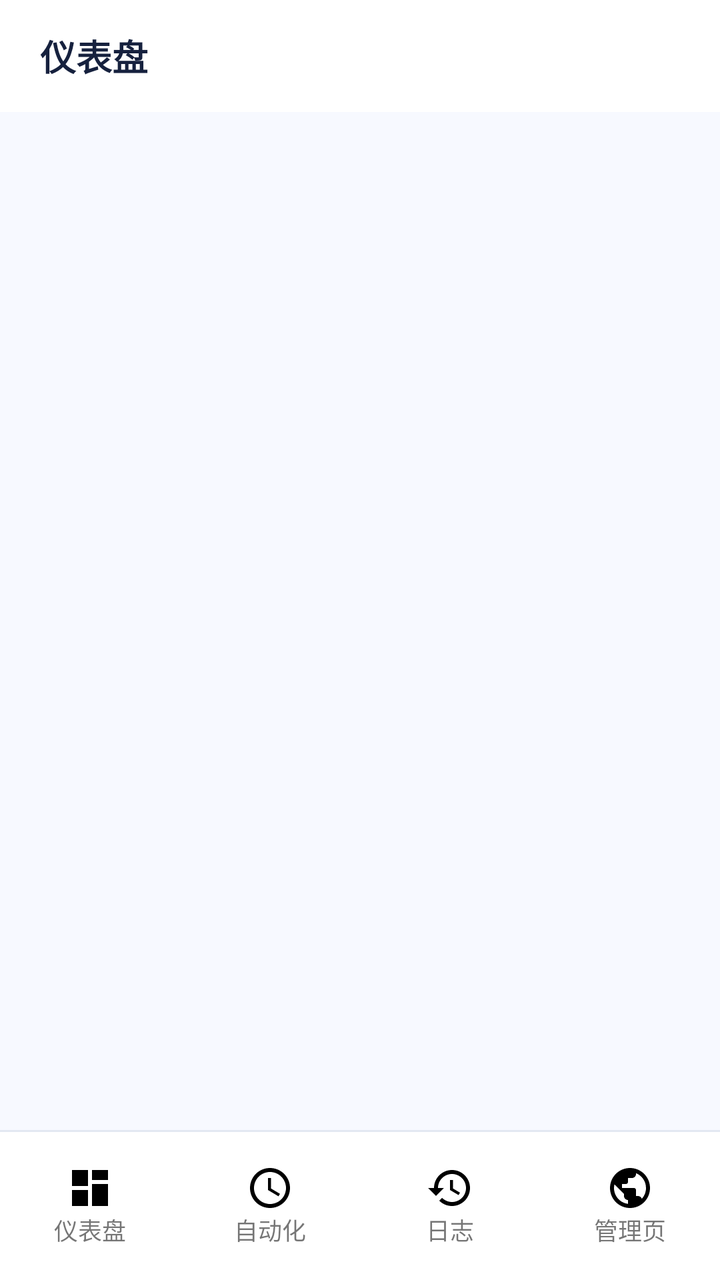
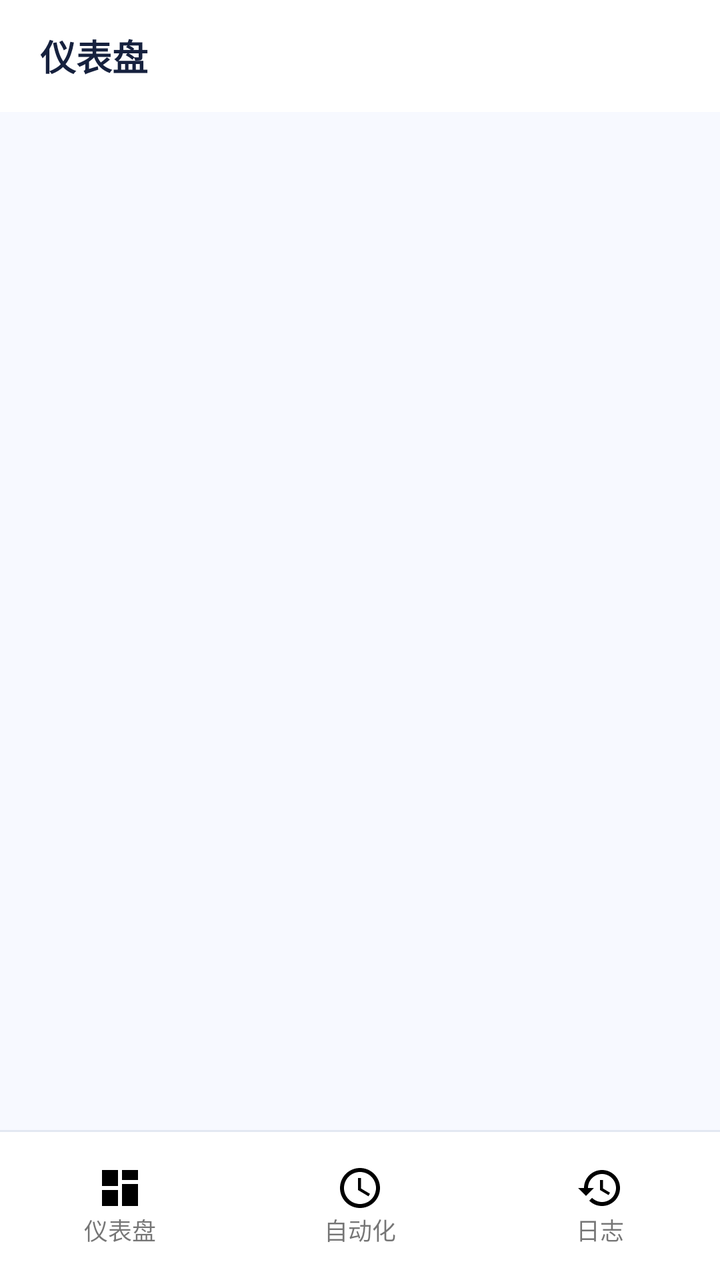

Screens rendered from an Android XML layout before and after an edit, with the pre-edit source and the edit as a unified diff.
<!-- AndroidManifest.xml: application theme AppTheme -->
<!-- res/layout/activity_main.xml -->
<?xml version="1.0" encoding="utf-8"?>
<LinearLayout xmlns:android="http://schemas.android.com/apk/res/android"
    android:id="@+id/root"
    android:layout_width="match_parent"
    android:layout_height="match_parent"
    android:background="@color/window_bg"
    android:orientation="vertical">

    <TextView
        android:id="@+id/toolbar_title"
        android:layout_width="match_parent"
        android:layout_height="wrap_content"
        android:minHeight="56dp"
        android:background="@color/card_bg"
        android:gravity="center_vertical"
        android:paddingStart="20dp"
        android:paddingEnd="20dp"
        android:text="@string/title_dashboard"
        android:textColor="@color/text_primary"
        android:textSize="18sp"
        android:textStyle="bold" />

    <FrameLayout
        android:id="@+id/container"
        android:layout_width="match_parent"
        android:layout_height="0dp"
        android:layout_weight="1" />

    <View
        android:layout_width="match_parent"
        android:layout_height="1dp"
        android:background="@color/divider" />

    <LinearLayout
        android:id="@+id/bottom_nav"
        android:layout_width="match_parent"
        android:layout_height="wrap_content"
        android:background="@color/card_bg"
        android:orientation="horizontal"
        android:paddingTop="6dp"
        android:paddingBottom="6dp">

        <LinearLayout
            android:id="@+id/tab_dashboard"
            android:layout_width="0dp"
            android:layout_height="62dp"
            android:layout_weight="1"
            android:background="?android:attr/selectableItemBackground"
            android:clickable="true"
            android:gravity="center"
            android:orientation="vertical">

            <ImageView
                android:id="@+id/iv_dashboard"
                android:layout_width="24dp"
                android:layout_height="24dp"
                android:src="@drawable/ic_dashboard" />

            <TextView
                android:id="@+id/tv_dashboard"
                android:layout_width="wrap_content"
                android:layout_height="wrap_content"
                android:text="@string/nav_dashboard"
                android:textSize="12sp" />
        </LinearLayout>

        <LinearLayout
            android:id="@+id/tab_automation"
            android:layout_width="0dp"
            android:layout_height="62dp"
            android:layout_weight="1"
            android:background="?android:attr/selectableItemBackground"
            android:clickable="true"
            android:gravity="center"
            android:orientation="vertical">

            <ImageView
                android:id="@+id/iv_automation"
                android:layout_width="24dp"
                android:layout_height="24dp"
                android:src="@drawable/ic_schedule" />

            <TextView
                android:id="@+id/tv_automation"
                android:layout_width="wrap_content"
                android:layout_height="wrap_content"
                android:text="@string/nav_automation"
                android:textSize="12sp" />
        </LinearLayout>

        <LinearLayout
            android:id="@+id/tab_logs"
            android:layout_width="0dp"
            android:layout_height="62dp"
            android:layout_weight="1"
            android:background="?android:attr/selectableItemBackground"
            android:clickable="true"
            android:gravity="center"
            android:orientation="vertical">

            <ImageView
                android:id="@+id/iv_logs"
                android:layout_width="24dp"
                android:layout_height="24dp"
                android:src="@drawable/ic_history" />

            <TextView
                android:id="@+id/tv_logs"
                android:layout_width="wrap_content"
                android:layout_height="wrap_content"
                android:text="@string/nav_logs"
                android:textSize="12sp" />
        </LinearLayout>

        <LinearLayout
            android:id="@+id/tab_web"
            android:layout_width="0dp"
            android:layout_height="62dp"
            android:layout_weight="1"
            android:background="?android:attr/selectableItemBackground"
            android:clickable="true"
            android:gravity="center"
            android:orientation="vertical">

            <ImageView
                android:id="@+id/iv_web"
                android:layout_width="24dp"
                android:layout_height="24dp"
                android:src="@drawable/ic_public" />

            <TextView
                android:id="@+id/tv_web"
                android:layout_width="wrap_content"
                android:layout_height="wrap_content"
                android:text="@string/nav_web"
                android:textSize="12sp" />
        </LinearLayout>
    </LinearLayout>
</LinearLayout>
<!-- resources referenced by this layout -->
<resources>
  <color name="card_bg">#FFFFFF</color>
  <color name="divider">#E3E8F2</color>
  <color name="text_primary">#16213E</color>
  <color name="window_bg">#F7F9FF</color>
  <!-- drawable ic_dashboard (drawable) -->
  <vector xmlns:android="http://schemas.android.com/apk/res/android"
      android:width="24dp"
      android:height="24dp"
      android:viewportWidth="24"
      android:viewportHeight="24">
      <path
          android:fillColor="#FF000000"
          android:pathData="M3,3h8v8H3V3zM13,3h8v5h-8V3zM13,10h8v11h-8V10zM3,13h8v8H3v-8z" />
  </vector>
  <!-- drawable ic_history (drawable) -->
  <vector xmlns:android="http://schemas.android.com/apk/res/android"
      android:width="24dp"
      android:height="24dp"
      android:viewportWidth="24"
      android:viewportHeight="24">
      <path
          android:fillColor="#FF000000"
          android:pathData="M13,3c-4.97,0 -9,4.03 -9,9H1l3.89,3.89 0.07,0.14L9,12H6c0,-3.87 3.13,-7 7,-7s7,3.13 7,7 -3.13,7 -7,7c-1.93,0 -3.68,-0.79 -4.94,-2.06l-1.42,1.42C8.27,19.99 10.51,21 13,21c4.97,0 9,-4.03 9,-9s-4.03,-9 -9,-9zM12,8v5l4.28,2.54 0.72,-1.21 -3.5,-2.08V8H12z" />
  </vector>
  <!-- drawable ic_public (drawable) -->
  <vector xmlns:android="http://schemas.android.com/apk/res/android"
      android:width="24dp"
      android:height="24dp"
      android:viewportWidth="24"
      android:viewportHeight="24">
      <path
          android:fillColor="#FF000000"
          android:pathData="M12,2C6.48,2 2,6.48 2,12s4.48,10 10,10 10,-4.48 10,-10S17.52,2 12,2zM11,19.93c-3.95,-0.49 -7,-3.85 -7,-7.93 0,-0.62 0.08,-1.21 0.21,-1.79L9,15v1c0,1.1 0.9,2 2,2v1.93zM17.9,17.39c-0.26,-0.81 -1,-1.39 -1.9,-1.39h-1v-3c0,-0.55 -0.45,-1 -1,-1H8v-2h2c0.55,0 1,-0.45 1,-1V7h2c1.1,0 2,-0.9 2,-2v-0.41c2.93,1.19 5,4.06 5,7.41 0,2.08 -0.8,3.97 -2.1,5.39z" />
  </vector>
  <!-- drawable ic_schedule (drawable) -->
  <vector xmlns:android="http://schemas.android.com/apk/res/android"
      android:width="24dp"
      android:height="24dp"
      android:viewportWidth="24"
      android:viewportHeight="24">
      <path
          android:fillColor="#FF000000"
          android:pathData="M11.99,2C6.47,2 2,6.48 2,12s4.47,10 9.99,10C17.52,22 22,17.52 22,12S17.52,2 11.99,2zM12,20c-4.42,0 -8,-3.58 -8,-8s3.58,-8 8,-8 8,3.58 8,8 -3.58,8 -8,8zM12.5,7H11v6l5.25,3.15 0.75,-1.23 -4.5,-2.67V7z" />
  </vector>
  <string name="nav_automation">自动化</string>
  <string name="nav_dashboard">仪表盘</string>
  <string name="nav_logs">日志</string>
  <string name="nav_web">管理页</string>
  <string name="title_dashboard">仪表盘</string>
  <style name="AppTheme" parent="@android:style/Theme.Material.Light.NoActionBar">
          <item name="android:windowBackground">@color/window_bg</item>
          <item name="android:colorAccent">@color/primary</item>
          <item name="android:colorControlActivated">@color/primary</item>
          <item name="android:textColorPrimary">@color/text_primary</item>
          <item name="android:textColorSecondary">@color/text_muted</item>
      </style>
  <color name="primary">#2F6FE4</color>
  <color name="text_muted">#5C6885</color>
</resources>

<!-- the commit's change to res/layout/activity_main.xml (unified diff, before → after) -->
@@ -112,28 +112,5 @@
                 android:textSize="12sp" />
         </LinearLayout>
 
-        <LinearLayout
-            android:id="@+id/tab_web"
-            android:layout_width="0dp"
-            android:layout_height="62dp"
-            android:layout_weight="1"
-            android:background="?android:attr/selectableItemBackground"
-            android:clickable="true"
-            android:gravity="center"
-            android:orientation="vertical">
-
-            <ImageView
-                android:id="@+id/iv_web"
-                android:layout_width="24dp"
-                android:layout_height="24dp"
-                android:src="@drawable/ic_public" />
-
-            <TextView
-                android:id="@+id/tv_web"
-                android:layout_width="wrap_content"
-                android:layout_height="wrap_content"
-                android:text="@string/nav_web"
-                android:textSize="12sp" />
-        </LinearLayout>
     </LinearLayout>
 </LinearLayout>
<!-- resource entries referenced after the edit -->
@@ -24,16 +24,6 @@
           android:fillColor="#FF000000"
           android:pathData="M13,3c-4.97,0 -9,4.03 -9,9H1l3.89,3.89 0.07,0.14L9,12H6c0,-3.87 3.13,-7 7,-7s7,3.13 7,7 -3.13,7 -7,7c-1.93,0 -3.68,-0.79 -4.94,-2.06l-1.42,1.42C8.27,19.99 10.51,21 13,21c4.97,0 9,-4.03 9,-9s-4.03,-9 -9,-9zM12,8v5l4.28,2.54 0.72,-1.21 -3.5,-2.08V8H12z" />
   </vector>
-  <!-- drawable ic_public (drawable) -->
-  <vector xmlns:android="http://schemas.android.com/apk/res/android"
-      android:width="24dp"
-      android:height="24dp"
-      android:viewportWidth="24"
-      android:viewportHeight="24">
-      <path
-          android:fillColor="#FF000000"
-          android:pathData="M12,2C6.48,2 2,6.48 2,12s4.48,10 10,10 10,-4.48 10,-10S17.52,2 12,2zM11,19.93c-3.95,-0.49 -7,-3.85 -7,-7.93 0,-0.62 0.08,-1.21 0.21,-1.79L9,15v1c0,1.1 0.9,2 2,2v1.93zM17.9,17.39c-0.26,-0.81 -1,-1.39 -1.9,-1.39h-1v-3c0,-0.55 -0.45,-1 -1,-1H8v-2h2c0.55,0 1,-0.45 1,-1V7h2c1.1,0 2,-0.9 2,-2v-0.41c2.93,1.19 5,4.06 5,7.41 0,2.08 -0.8,3.97 -2.1,5.39z" />
-  </vector>
   <!-- drawable ic_schedule (drawable) -->
   <vector xmlns:android="http://schemas.android.com/apk/res/android"
       android:width="24dp"
@@ -47,7 +37,6 @@
   <string name="nav_automation">自动化</string>
   <string name="nav_dashboard">仪表盘</string>
   <string name="nav_logs">日志</string>
-  <string name="nav_web">管理页</string>
   <string name="title_dashboard">仪表盘</string>
   <style name="AppTheme" parent="@android:style/Theme.Material.Light.NoActionBar">
           <item name="android:windowBackground">@color/window_bg</item>
